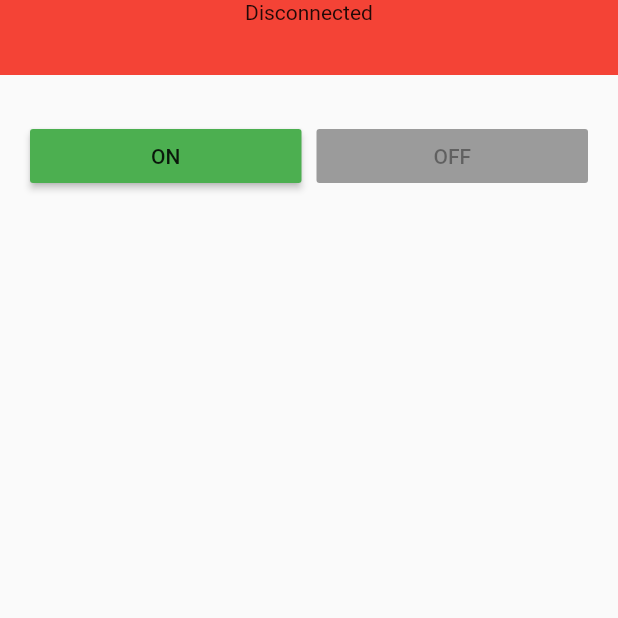
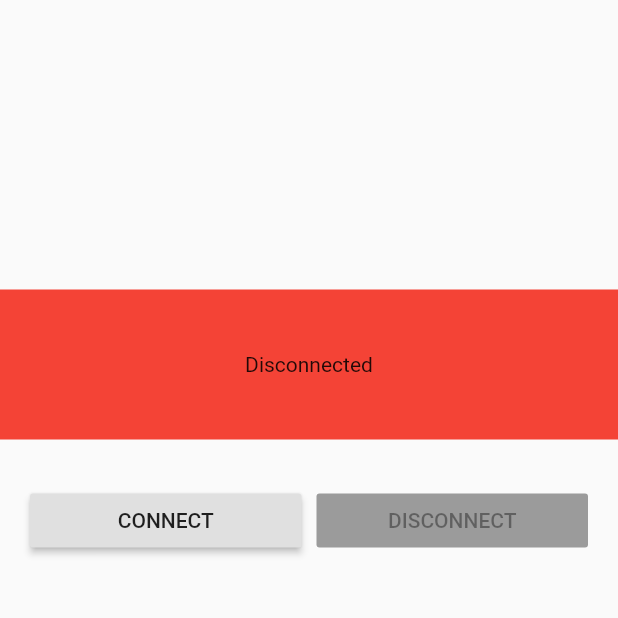
Before and after one commit to Hafsa-Saqib/mqtt_task, a Flutter app: the screen it shows after launch, on a phone screen of 412 x 824 dp, the top half of it. Run offline on Flutter 3.47's test engine with Material 2 defaults, Android fonts, the phone set to English and light mode, and no system bars; missing offline and left inert: mqtt_client.

Commit message:
Final Commit

```diff
--- a/lib/main.dart
+++ b/lib/main.dart
@@ -10,17 +10,7 @@ class MyApp extends StatelessWidget {
   Widget build(BuildContext context) {
 
     return MaterialApp(
-        title: 'Flutter Demo',
         theme: ThemeData(
-          // This is the theme of your application.
-          //
-          // Try running your application with "flutter run". You'll see the
-          // application has a blue toolbar. Then, without quitting the app, try
-          // changing the primarySwatch below to Colors.green and then invoke
-          // "hot reload" (press "r" in the console where you ran "flutter run",
-          // or simply save your changes to "hot reload" in a Flutter IDE).
-          // Notice that the counter didn't reset back to zero; the application
-          // is not restarted.
           primarySwatch: Colors.blue,
         ),
         home: ChangeNotifierProvider<MQTTAppState>(
--- a/lib/mqtt/MQTTManager.dart
+++ b/lib/mqtt/MQTTManager.dart
@@ -32,7 +32,6 @@ class MQTTManager {
 
     /// Add the successful connection callback
     _client!.onConnected = onConnected;
-    _client!.onSubscribed = onSubscribed;
 
     final MqttConnectMessage connMess = MqttConnectMessage()
         .withClientIdentifier(_identifier)
@@ -70,10 +69,6 @@ class MQTTManager {
     _client!.publishMessage(_topic, MqttQos.exactlyOnce, builder.payload!);
   }
 
-  /// The subscribed callback
-  void onSubscribed(String topic) {
-    print('EXAMPLE::Subscription confirmed for topic $topic');
-  }
 
   /// The unsolicited disconnect callback
   void onDisconnected() {
--- a/lib/widgets/mqttView.dart
+++ b/lib/widgets/mqttView.dart
@@ -19,18 +19,6 @@ class _MQTTViewState extends State<MQTTView> {
   late MQTTManager manager;
 
   @override
-  void initState() {
-    super.initState();
-
-    /*
-    _hostTextController.addListener(_printLatestValue);
-    _messageTextController.addListener(_printLatestValue);
-    _topicTextController.addListener(_printLatestValue);
-
-     */
-  }
-
-  @override
   void dispose() {
     _hostTextController.dispose();
     _messageTextController.dispose();
@@ -38,19 +26,23 @@ class _MQTTViewState extends State<MQTTView> {
     super.dispose();
   }
 
-
   @override
   Widget build(BuildContext context) {
     final MQTTAppState appState = Provider.of<MQTTAppState>(context);
     // Keep a reference to the app state.
     currentAppState = appState;
-    final SafeArea scaffold = SafeArea(child: Scaffold(body: _buildColumn()));
+    final SafeArea scaffold = SafeArea(
+      child: Scaffold(
+        body: _buildColumn(),
+      ),
+    );
     return scaffold;
   }
 
-
   Widget _buildColumn() {
     return Column(
+      mainAxisAlignment: MainAxisAlignment.center,
+      crossAxisAlignment: CrossAxisAlignment.center,
       children: <Widget>[
         _buildConnectionStateText(
             _prepareStateMessageFrom(currentAppState.getAppConnectionState)),
@@ -66,22 +58,9 @@ class _MQTTViewState extends State<MQTTView> {
       child: Column(
         children: <Widget>[
           const SizedBox(height: 10),
-          _buildConnecteButtonFrom(currentAppState.getAppConnectionState)
+          _buildConnectedButtonFrom(currentAppState.getAppConnectionState)
         ],
       ),
-    );
-  }
-
-  Widget _buildPublishMessageRow() {
-    return Row(
-      mainAxisAlignment: MainAxisAlignment.spaceEvenly,
-      children: <Widget>[
-        Expanded(
-          child: _buildTextFieldWith(_messageTextController, 'Enter a message',
-              currentAppState.getAppConnectionState),
-        ),
-        _buildSendButtonFrom(currentAppState.getAppConnectionState)
-      ],
     );
   }
 
@@ -90,36 +69,19 @@ class _MQTTViewState extends State<MQTTView> {
       children: <Widget>[
         Expanded(
           child: Container(
-            padding: ,
-            color: status == 'Disconnected' ? Colors.red : status == 'Connecting' ? Colors.white : status == 'Connected' ? Colors.green : Colors.white,
-            height: 50.0,
-            child: Text(status, textAlign: TextAlign.center),
+            color: status == 'Disconnected'
+                ? Colors.red
+                : status == 'Connecting'
+                    ? Colors.white
+                    : status == 'Connected'
+                        ? Colors.green
+                        : Colors.white,
+            height: 100.0,
+            child: Center(child: Text(status, textAlign: TextAlign.center)),
           ),
         ),
       ],
     );
-  }
-
-  Widget _buildTextFieldWith(TextEditingController controller, String hintText,
-      MQTTAppConnectionState state) {
-    bool shouldEnable = false;
-    if (controller == _messageTextController &&
-        state == MQTTAppConnectionState.connected) {
-      shouldEnable = true;
-    } else if ((controller == _hostTextController &&
-        state == MQTTAppConnectionState.disconnected) ||
-        (controller == _topicTextController &&
-            state == MQTTAppConnectionState.disconnected)) {
-      shouldEnable = true;
-    }
-    return TextField(
-        enabled: shouldEnable,
-        controller: controller,
-        decoration: InputDecoration(
-          contentPadding:
-          const EdgeInsets.only(left: 0, bottom: 0, top: 0, right: 0),
-          labelText: hintText,
-        ));
   }
 
   Widget _buildScrollableTextWith(String text) {
@@ -135,14 +97,13 @@ class _MQTTViewState extends State<MQTTView> {
     );
   }
 
-  Widget _buildConnecteButtonFrom(MQTTAppConnectionState state) {
+  Widget _buildConnectedButtonFrom(MQTTAppConnectionState state) {
     return Row(
       children: <Widget>[
         Expanded(
           // ignore: deprecated_member_use
           child: RaisedButton(
-            color: Colors.green,
-            child: const Text('ON'),
+            child: const Text('CONNECT'),
             onPressed: state == MQTTAppConnectionState.disconnected
                 ? _configureAndConnect
                 : null, //
@@ -152,27 +113,13 @@ class _MQTTViewState extends State<MQTTView> {
         Expanded(
           // ignore: deprecated_member_use
           child: RaisedButton(
-            color: Colors.redAccent,
-            child: const Text('OFF'),
+            child: const Text('DISCONNECT'),
             onPressed: state == MQTTAppConnectionState.connected
                 ? _disconnect
                 : null, //
           ),
         ),
       ],
-    );
-  }
-
-  Widget _buildSendButtonFrom(MQTTAppConnectionState state) {
-    // ignore: deprecated_member_use
-    return RaisedButton(
-      color: Colors.green,
-      child: const Text('Send'),
-      onPressed: state == MQTTAppConnectionState.connected
-          ? () {
-        _publishMessage(_messageTextController.text);
-      }
-          : null, //
     );
   }
 
@@ -189,7 +136,6 @@ class _MQTTViewState extends State<MQTTView> {
   }
 
   void _configureAndConnect() {
-    // ignore: flutter_style_todos
     String osPrefix = 'Flutter_iOS';
     if (Platform.isAndroid) {
       osPrefix = 'Flutter_Android';
@@ -206,14 +152,4 @@ class _MQTTViewState extends State<MQTTView> {
   void _disconnect() {
     manager.disconnect();
   }
-
-  void _publishMessage(String text) {
-    String osPrefix = 'Flutter_iOS';
-    if (Platform.isAndroid) {
-      osPrefix = 'Flutter_Android';
-    }
-    final String message = osPrefix + ' says: ' + text;
-    manager.publish(message);
-    _messageTextController.clear();
-  }
 }
```
